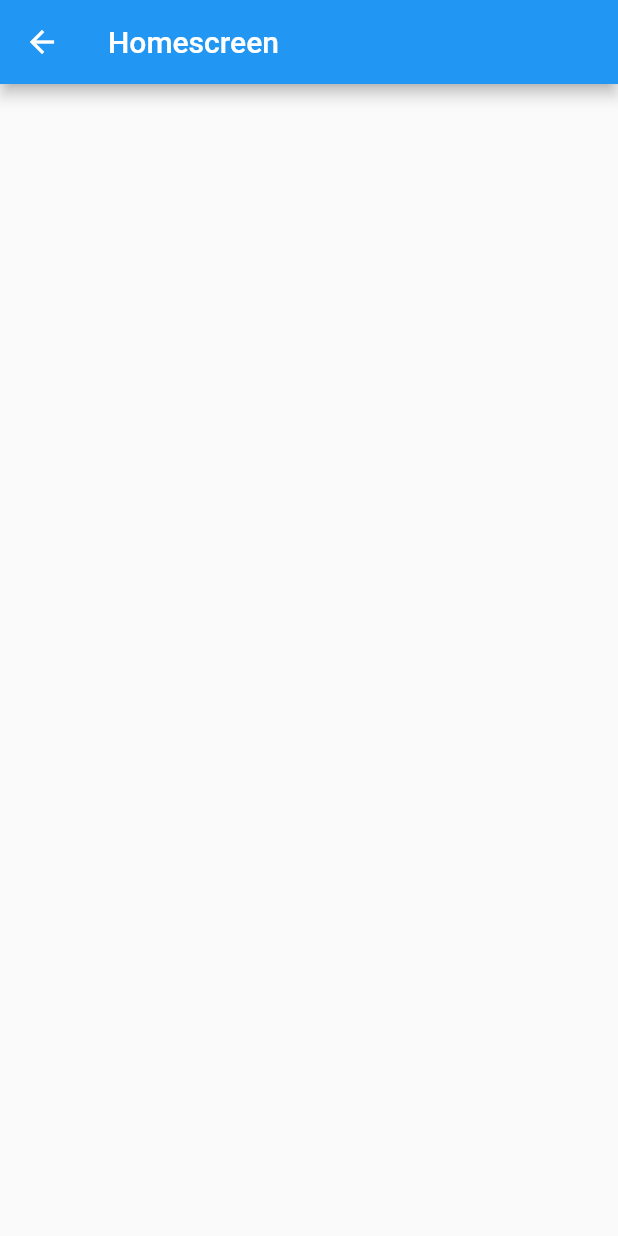
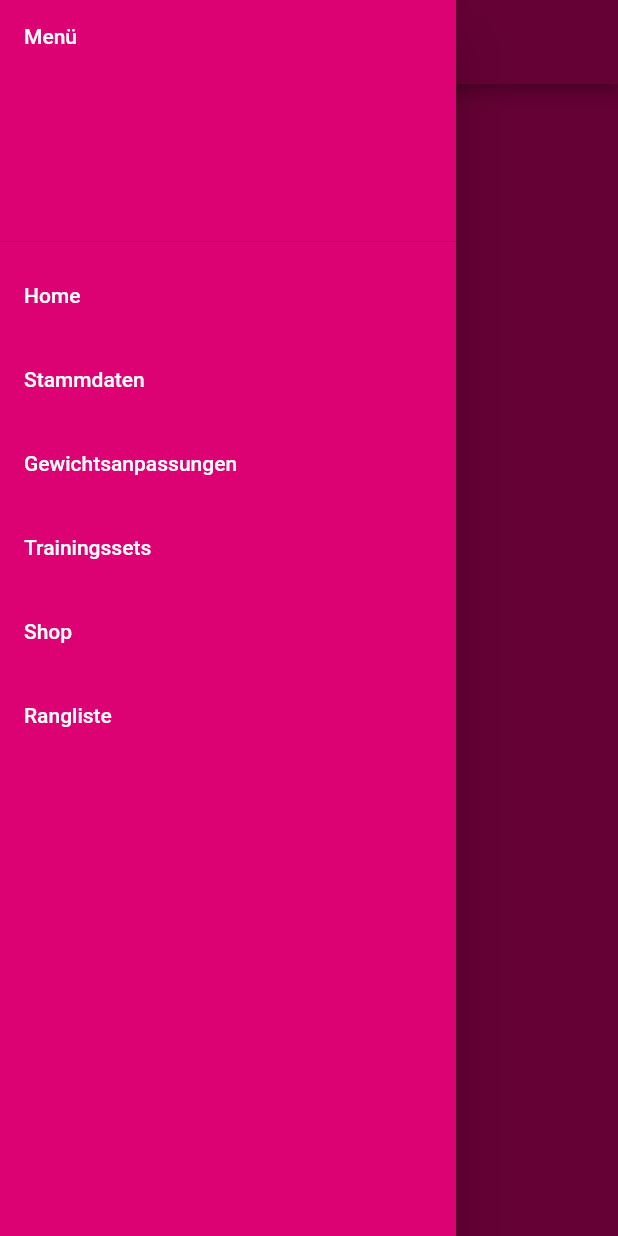
Before and after one commit to flusn/confit, a Flutter app: the HomeScreen screen opened directly, with the side drawer open (before the commit the screen has no drawer), on a phone screen of 412 x 824 dp. Run offline on Flutter 3.47's test engine with Material 2 defaults, Android fonts, the light colour scheme and no system bars; our stand-ins replace shared_preferences; accounts and stored records are empty.

Commit message:
Drawer ergänzt

```diff
--- a/lib/Screens/home.screen.dart
+++ b/lib/Screens/home.screen.dart
@@ -1,6 +1,8 @@
 import "package:flutter/material.dart";
 
 import '../models/user.dart';
+import '../templates/menu.drawer.dart';
+import '../themes/textStyles.dart';
 
 class HomeScreen extends StatelessWidget {
   const HomeScreen({Key? key, this.user}) : super(key: key);
@@ -10,6 +12,7 @@ class HomeScreen extends StatelessWidget {
   @override
   Widget build(BuildContext context) {
     return Scaffold(
+      drawer: MenuDrawer(),
       appBar: AppBar(title: const Text("Homescreen")),
     );
   }
--- a/lib/Screens/user.screen.dart
+++ b/lib/Screens/user.screen.dart
@@ -12,7 +12,6 @@ class UserData extends StatelessWidget {
       appBar: AppBar(
         title:
             const Text("user!.name", style: TextStyle(color: AppColors.text)),
-        backgroundColor: AppColors.background,
       ),
       backgroundColor: AppColors.background,
       body: Card(
--- a/lib/app.dart
+++ b/lib/app.dart
@@ -24,6 +24,12 @@ class MyApp extends StatelessWidget {
         // Notice that the counter didn't reset back to zero; the application
         // is not restarted.
         //primarySwatch: AppColors.text,
+        appBarTheme: const AppBarTheme(backgroundColor: AppColors.background),
+        scaffoldBackgroundColor: AppColors.background,
+        backgroundColor: AppColors.background,
+        drawerTheme:
+            const DrawerThemeData(backgroundColor: AppColors.background),
+
         inputDecorationTheme: InputDecorationTheme(
             enabledBorder: OutlineInputBorder(
                 borderRadius: BorderRadius.circular(AppBorders.radius),
--- /dev/null
+++ b/lib/templates/menu.drawer.dart
@@ -0,0 +1,68 @@
+import "package:flutter/material.dart";
+import '../Screens/screens.dart';
+import '../themes/textStyles.dart';
+
+class MenuDrawer extends StatelessWidget {
+  const MenuDrawer({
+    Key? key,
+  }) : super(key: key);
+
+  @override
+  Widget build(BuildContext context) {
+    return Drawer(
+      child: ListView(
+        children: buildMenuItems(context),
+      ),
+    );
+  }
+
+  List<Widget> buildMenuItems(BuildContext context) {
+    final List<String> menuTitles = [
+      "Home",
+      "Stammdaten",
+      "Gewichtsanpassungen",
+      "Trainingssets",
+      "Shop",
+      "Rangliste"
+    ];
+    List<Widget> menuItems = [];
+    menuItems.add(const DrawerHeader(
+      child: Text('Menü', style: TextStyles.textnormal),
+    ));
+
+    for (String element in menuTitles) {
+      Widget screen = Container();
+      menuItems.add(
+        ListTile(
+          title: Text(element, style: TextStyles.textnormal),
+          onTap: () {
+            switch (element) {
+              case "Home":
+                screen = const HomeScreen();
+                break;
+              case "Stammdaten":
+                screen = const BasedataScreen();
+                break;
+              case "Gewichtsanpassungen":
+                () {};
+                break;
+              case "Trainingssets":
+                () {};
+                break;
+              case "Shop":
+                () {};
+                break;
+              case "Rangliste":
+                () {};
+                break;
+            }
+            Navigator.of(context).pop();
+            Navigator.of(context)
+                .push(MaterialPageRoute(builder: (context) => screen));
+          },
+        ),
+      );
+    }
+    return menuItems;
+  }
+}
--- a/lib/themes/textStyles.dart
+++ b/lib/themes/textStyles.dart
@@ -1,3 +1,6 @@
+import 'package:flutter/material.dart';
+import 'colors.dart';
+
 class AppPaddings {
   static const double paddingInputFieldsStandard = 16.0;
   static const double paddingInputFieldsDouble = 20.0;
@@ -11,3 +14,7 @@ class AppFontSizes {
 class AppBorders {
   static const double radius = 14.0;
 }
+
+class TextStyles {
+  static const textnormal = TextStyle(color: AppColors.text);
+}
```
Also changed, not shown: lib/Screens/basedata.dart (+17 -16 lines), lib/Screens/login.screen.dart (+5 -6 lines), lib/models/storageManagement.dart (deleted, +0 -77 lines).
